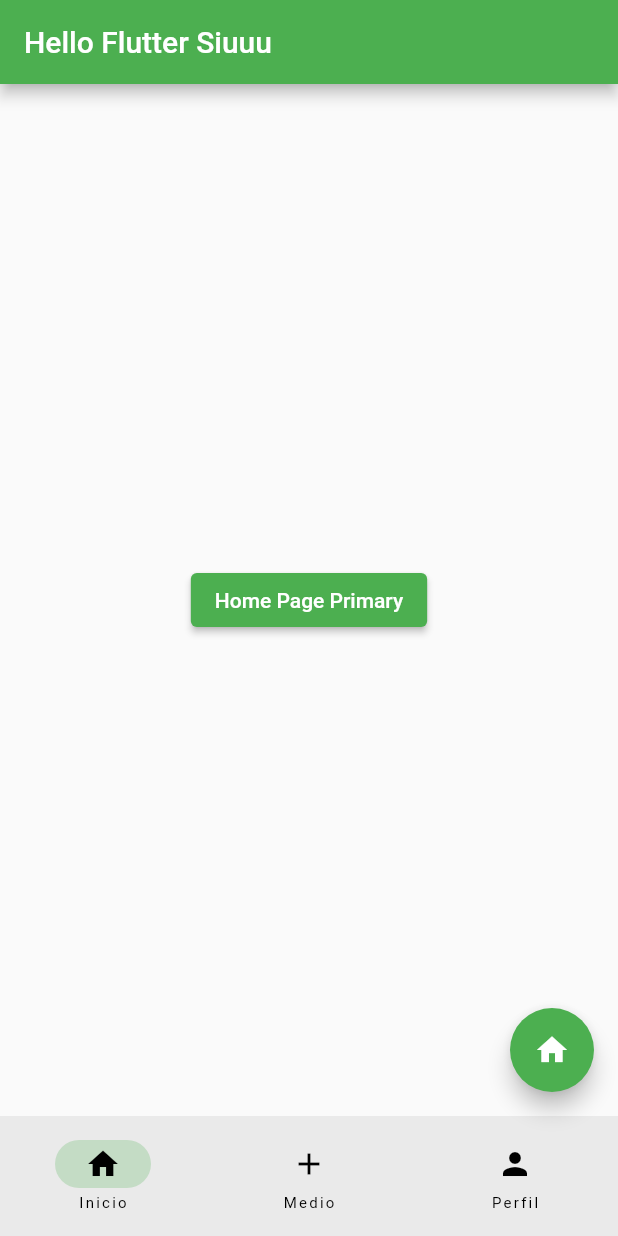
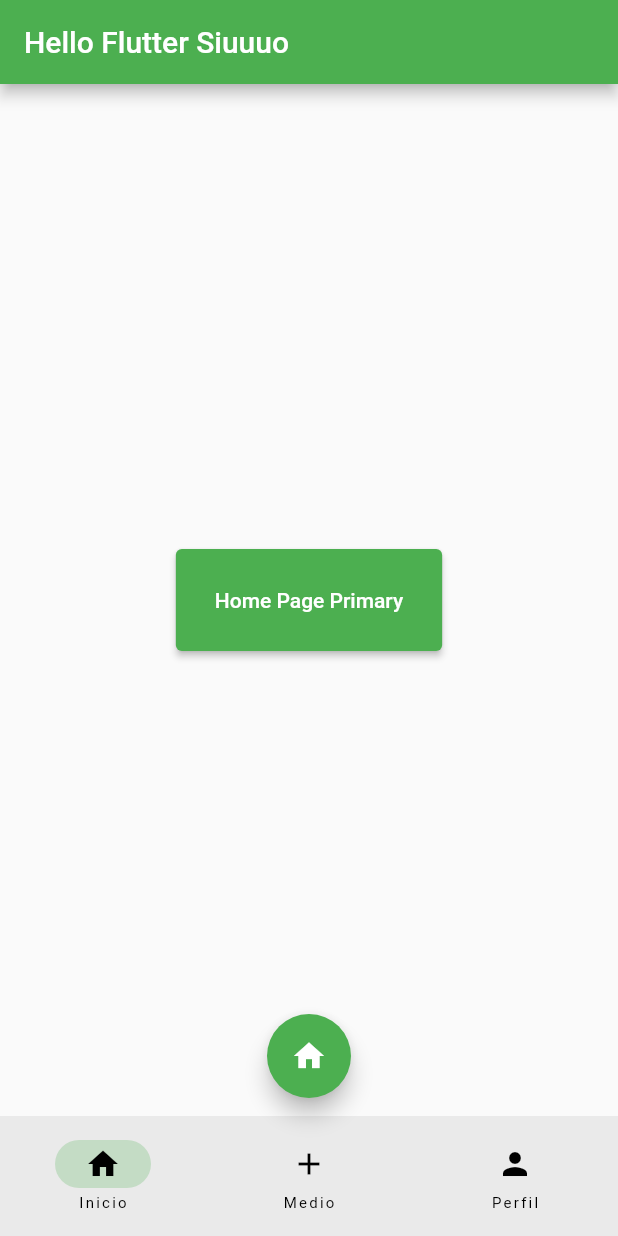
Before and after one commit to vazzquex/FirstFlutterAplication, a Flutter app: the screen it shows after launch, on a phone screen of 412 x 824 dp. Run offline on Flutter 3.47's test engine with Material 2 defaults, Android fonts, the phone set to English and light mode, and no system bars.

```diff
--- a/lib/home_page.dart
+++ b/lib/home_page.dart
@@ -17,6 +17,9 @@ class HomePage extends StatelessWidget {
             ),
           );
         },
+        style: ElevatedButton.styleFrom(
+          padding: const EdgeInsets.all(26.0),
+        ),
         child: const Text("Home Page Primary"),
       ),
     );
--- a/lib/learn_flutter.dart
+++ b/lib/learn_flutter.dart
@@ -69,11 +69,11 @@ class _LearnFlutterState extends State<LearnFlutter> {
             mainAxisAlignment: MainAxisAlignment.spaceEvenly,
             children: [
               Icon(
-                Icons.local_fire_department,
+                Icons.map,
               ),
               Text('Row widget'),
               Icon(
-                Icons.local_fire_department,
+                Icons.map,
               ),
             ],
           )
--- a/lib/main.dart
+++ b/lib/main.dart
@@ -1,5 +1,3 @@
-import 'dart:html';
-
 import 'package:flutter/material.dart';
 import 'package:flutter_application_1/home_page.dart';
 
@@ -33,7 +31,7 @@ class _RootPageState extends State<RootPage> {
   Widget build(BuildContext context) {
     return Scaffold(
       appBar: AppBar(
-        title: const Text('Hello Flutter Siuuu'),
+        title: const Text('Hello Flutter Siuuuo'),
       ),
       body: const HomePage(),
       floatingActionButton: FloatingActionButton(
@@ -42,6 +40,8 @@ class _RootPageState extends State<RootPage> {
         },
         child: const Icon(Icons.home),
       ),
+      floatingActionButtonLocation:
+          FloatingActionButtonLocation.miniCenterFloat,
       bottomNavigationBar: NavigationBar(
         destinations: const [
           NavigationDestination(icon: Icon(Icons.home), label: "Inicio"),
```
